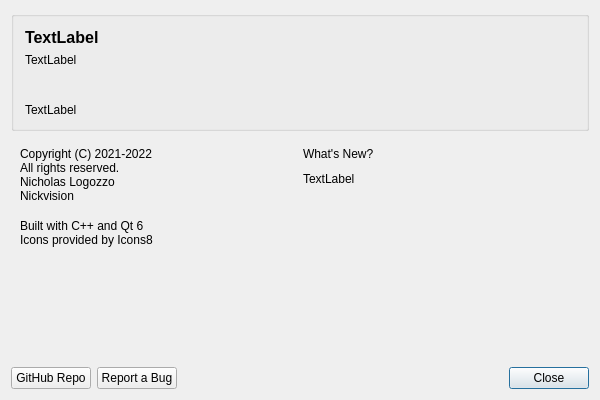
NickvisionApps/Application, file NickvisionApplication/UI/Controls/AboutDialog.ui: the form before one commit.
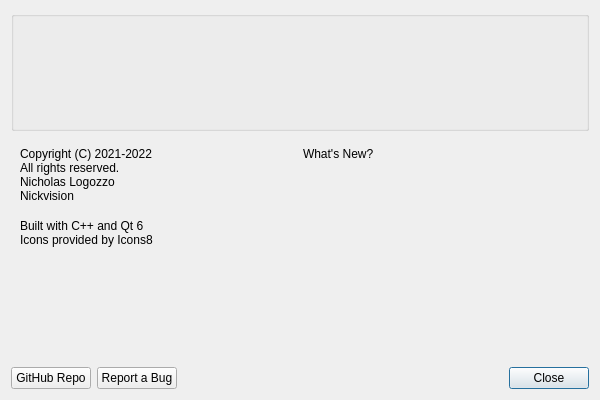
The form after the commit. Icons and pictures are not drawn.

```diff
--- a/NickvisionApplication/UI/Controls/AboutDialog.ui
+++ b/NickvisionApplication/UI/Controls/AboutDialog.ui
@@ -2,26 +2,12 @@
 <ui version="4.0">
  <class>AboutDialog</class>
  <widget class="QDialog" name="AboutDialog">
-  <property name="geometry">
-   <rect>
-    <x>0</x>
-    <y>0</y>
-    <width>600</width>
-    <height>400</height>
-   </rect>
-  </property>
   <property name="minimumSize">
    <size>
     <width>600</width>
     <height>400</height>
    </size>
   </property>
-  <property name="maximumSize">
-   <size>
-    <width>600</width>
-    <height>400</height>
-   </size>
-  </property>
   <property name="windowTitle">
    <string>About</string>
   </property>
@@ -54,17 +40,10 @@
             <bold>true</bold>
            </font>
           </property>
-          <property name="text">
-           <string>TextLabel</string>
-          </property>
          </widget>
         </item>
         <item>
-         <widget class="QLabel" name="lblDescription">
-          <property name="text">
-           <string>TextLabel</string>
-          </property>
-         </widget>
+         <widget class="QLabel" name="lblDescription"/>
         </item>
         <item>
          <spacer name="verticalSpacer_2">
@@ -73,18 +52,14 @@
           </property>
           <property name="sizeHint" stdset="0">
            <size>
-            <width>20</width>
-            <height>40</height>
+            <width>0</width>
+            <height>0</height>
            </size>
           </property>
          </spacer>
         </item>
         <item>
-         <widget class="QLabel" name="lblVersion">
-          <property name="text">
-           <string>TextLabel</string>
-          </property>
-         </widget>
+         <widget class="QLabel" name="lblVersion"/>
         </item>
        </layout>
       </item>
@@ -229,11 +204,7 @@
         </spacer>
        </item>
        <item>
-        <widget class="QLabel" name="lblChangelog">
-         <property name="text">
-          <string>TextLabel</string>
-         </property>
-        </widget>
+        <widget class="QLabel" name="lblChangelog"/>
        </item>
        <item>
         <spacer name="verticalSpacer_5">
@@ -242,8 +213,8 @@
          </property>
          <property name="sizeHint" stdset="0">
           <size>
-           <width>20</width>
-           <height>40</height>
+           <width>0</width>
+           <height>0</height>
           </size>
          </property>
         </spacer>
```
Left out of the diff: 14 changed lines with no effect on the pictures.
